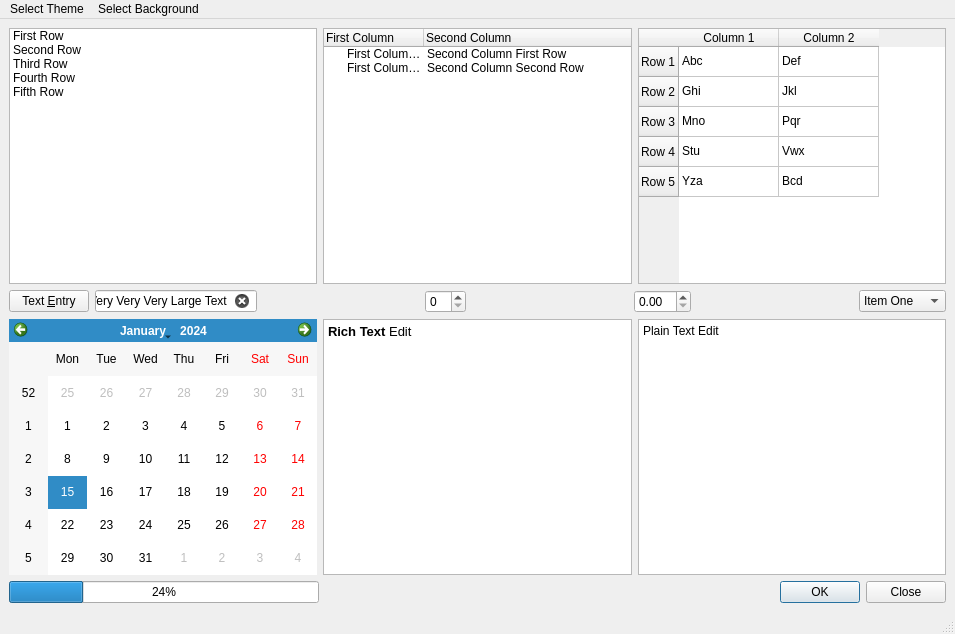
Before: the Qt Designer form mainwindow.ui in suryakiran/Style, drawn with Qt 5.
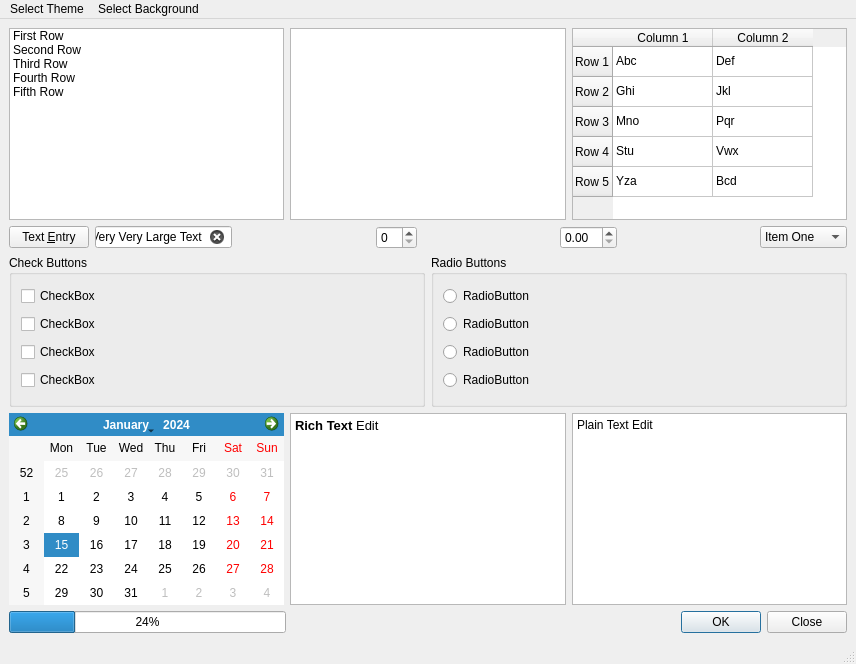
After: the same form once the commit is applied.

Patch:
```diff
--- a/mainwindow.ui
+++ b/mainwindow.ui
@@ -6,8 +6,8 @@
    <rect>
     <x>0</x>
     <y>0</y>
-    <width>955</width>
-    <height>634</height>
+    <width>856</width>
+    <height>664</height>
    </rect>
   </property>
   <property name="windowTitle">
@@ -17,11 +17,14 @@
    <double>-7.000000000000000</double>
   </property>
   <widget class="QWidget" name="centralwidget">
-   <layout class="QVBoxLayout" name="verticalLayout">
+   <layout class="QVBoxLayout" name="verticalLayout_2">
     <item>
      <layout class="QHBoxLayout" name="horizontalLayout_2">
       <item>
        <widget class="QListWidget" name="listWidget">
+        <property name="flow">
+         <enum>QListView::TopToBottom</enum>
+        </property>
         <item>
          <property name="text">
           <string>First Row</string>
@@ -50,34 +53,7 @@
        </widget>
       </item>
       <item>
-       <widget class="QTreeWidget" name="treeWidget">
-        <column>
-         <property name="text">
-          <string>First Column</string>
-         </property>
-        </column>
-        <column>
-         <property name="text">
-          <string>Second Column</string>
-         </property>
-        </column>
-        <item>
-         <property name="text">
-          <string>First Column First Row</string>
-         </property>
-         <property name="text">
-          <string>Second Column First Row</string>
-         </property>
-        </item>
-        <item>
-         <property name="text">
-          <string>First Column Second Row</string>
-         </property>
-         <property name="text">
-          <string>Second Column Second Row</string>
-         </property>
-        </item>
-       </widget>
+       <widget class="QTreeView" name="treeView"/>
       </item>
       <item>
        <widget class="QTableWidget" name="tableWidget">
@@ -269,6 +245,114 @@
       </item>
      </layout>
     </item>
+    <item>
+     <layout class="QHBoxLayout" name="horizontalLayout_5">
+      <item>
+       <widget class="QGroupBox" name="groupBox">
+        <property name="sizePolicy">
+         <sizepolicy hsizetype="Preferred" vsizetype="Expanding">
+          <horstretch>0</horstretch>
+          <verstretch>0</verstretch>
+         </sizepolicy>
+        </property>
+        <property name="title">
+         <string>Check Buttons</string>
+        </property>
+        <layout class="QVBoxLayout" name="verticalLayout_3">
+         <item>
+          <widget class="QCheckBox" name="checkBox_3">
+           <property name="text">
+            <string>CheckBox</string>
+           </property>
+          </widget>
+         </item>
+         <item>
+          <widget class="QCheckBox" name="checkBox">
+           <property name="styleSheet">
+            <string notr="true"/>
+           </property>
+           <property name="text">
+            <string>CheckBox</string>
+           </property>
+           <property name="tristate">
+            <bool>true</bool>
+           </property>
+          </widget>
+         </item>
+         <item>
+          <widget class="QCheckBox" name="checkBox_2">
+           <property name="text">
+            <string>CheckBox</string>
+           </property>
+          </widget>
+         </item>
+         <item>
+          <widget class="QCheckBox" name="checkBox_4">
+           <property name="text">
+            <string>CheckBox</string>
+           </property>
+          </widget>
+         </item>
+        </layout>
+       </widget>
+      </item>
+      <item>
+       <widget class="QGroupBox" name="groupBox_3">
+        <property name="sizePolicy">
+         <sizepolicy hsizetype="Preferred" vsizetype="Expanding">
+          <horstretch>0</horstretch>
+          <verstretch>0</verstretch>
+         </sizepolicy>
+        </property>
+        <property name="title">
+         <string>Radio Buttons</string>
+        </property>
+        <property name="flat">
+         <bool>false</bool>
+        </property>
+        <property name="checkable">
+         <bool>false</bool>
+        </property>
+        <layout class="QVBoxLayout" name="verticalLayout">
+         <item>
+          <widget class="QRadioButton" name="radioButton_9">
+           <property name="styleSheet">
+            <string notr="true"/>
+           </property>
+           <property name="text">
+            <string>RadioButton</string>
+           </property>
+          </widget>
+         </item>
+         <item>
+          <widget class="QRadioButton" name="radioButton_10">
+           <property name="styleSheet">
+            <string notr="true"/>
+           </property>
+           <property name="text">
+            <string>RadioButton</string>
+           </property>
+          </widget>
+         </item>
+         <item>
+          <widget class="QRadioButton" name="radioButton_11">
+           <property name="text">
+            <string>RadioButton</string>
+           </property>
+          </widget>
+         </item>
+         <item>
+          <widget class="QRadioButton" name="radioButton_12">
+           <property name="text">
+            <string>RadioButton</string>
+           </property>
+          </widget>
+         </item>
+        </layout>
+       </widget>
+      </item>
+     </layout>
+    </item>
     <item>
      <layout class="QHBoxLayout" name="horizontalLayout_4">
       <item>
@@ -280,8 +364,8 @@
          <string>&lt;!DOCTYPE HTML PUBLIC &quot;-//W3C//DTD HTML 4.0//EN&quot; &quot;http://www.w3.org/TR/REC-html40/strict.dtd&quot;&gt;
 &lt;html&gt;&lt;head&gt;&lt;meta name=&quot;qrichtext&quot; content=&quot;1&quot; /&gt;&lt;style type=&quot;text/css&quot;&gt;
 p, li { white-space: pre-wrap; }
-&lt;/style&gt;&lt;/head&gt;&lt;body style=&quot; font-family:'Sans'; font-size:10pt; font-weight:400; font-style:normal;&quot;&gt;
-&lt;p style=&quot; margin-top:0px; margin-bottom:0px; margin-left:0px; margin-right:0px; -qt-block-indent:0; text-indent:0px;&quot;&gt;&lt;span style=&quot; font-weight:600;&quot;&gt;Rich Text&lt;/span&gt; Edit&lt;/p&gt;&lt;/body&gt;&lt;/html&gt;</string>
+&lt;/style&gt;&lt;/head&gt;&lt;body style=&quot; font-family:'Ubuntu'; font-size:11pt; font-weight:400; font-style:normal;&quot;&gt;
+&lt;p style=&quot; margin-top:0px; margin-bottom:0px; margin-left:0px; margin-right:0px; -qt-block-indent:0; text-indent:0px;&quot;&gt;&lt;span style=&quot; font-family:'Sans'; font-size:10pt; font-weight:600;&quot;&gt;Rich Text&lt;/span&gt;&lt;span style=&quot; font-family:'Sans'; font-size:10pt;&quot;&gt; Edit&lt;/span&gt;&lt;/p&gt;&lt;/body&gt;&lt;/html&gt;</string>
         </property>
        </widget>
       </item>
@@ -333,8 +417,8 @@
     <rect>
      <x>0</x>
      <y>0</y>
-     <width>955</width>
-     <height>22</height>
+     <width>856</width>
+     <height>18</height>
     </rect>
    </property>
    <widget class="QMenu" name="selectTheme">
```
